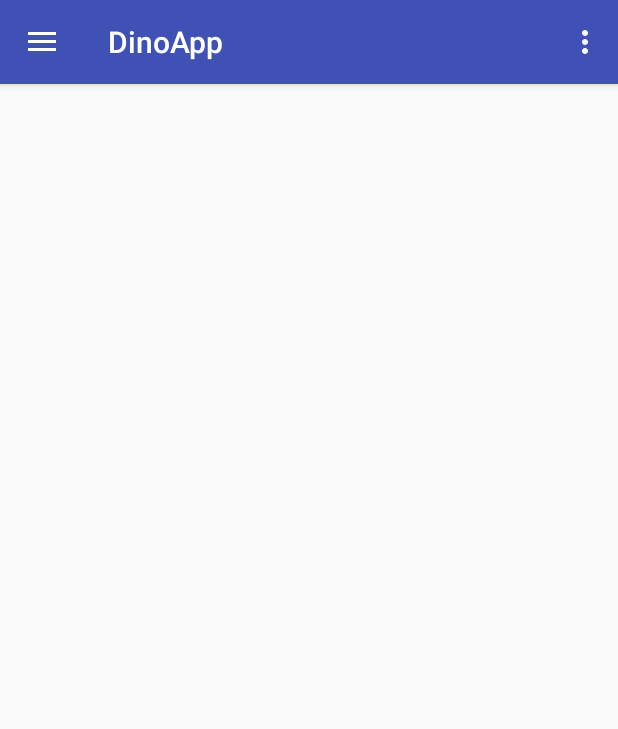
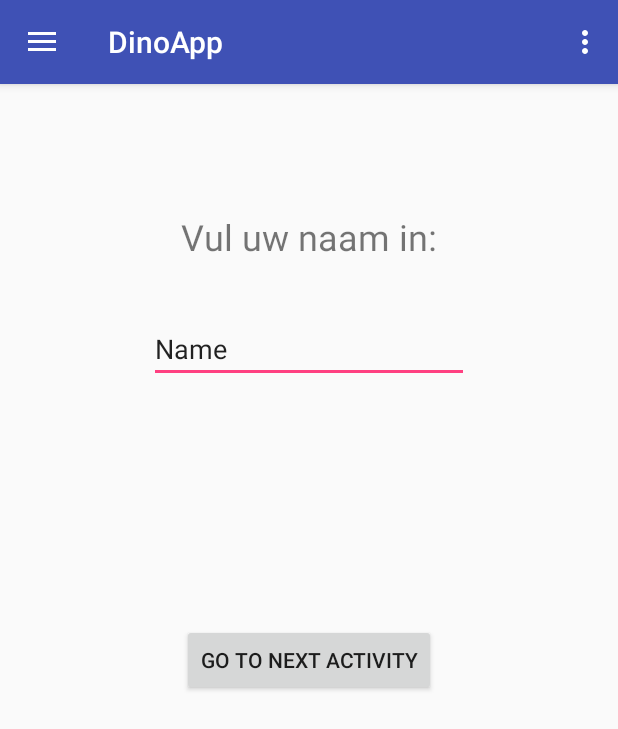
Before and after one commit to Onctaaf/dinos, an Android app: the screen it shows after launch (BurgerActivity), in the side drawer, after a tap on "Instellingen", on a phone screen of 412 x 824 dp. Shown: the top 729 px of the screen. Run offline under Robolectric (Android 15) with nearby library versions, the phone set to English and light mode, and no system bars; libraries missing offline, so code that uses them is left out: com.lorentzos.flingswipe.

Commit message:
de kaasjes

```diff
--- a/app/src/main/AndroidManifest.xml
+++ b/app/src/main/AndroidManifest.xml
@@ -19,7 +19,8 @@
                 <category android:name="android.intent.category.LAUNCHER" />
             </intent-filter>
         </activity>
-        <activity android:name=".BurgerActivity"></activity>
+        <activity android:name=".BurgerActivity" />
+        <activity android:name=".SecondActivity"></activity>
     </application>
 
 </manifest>
--- a/app/src/main/java/com/example/baksteen_13/dinopackopening/ThirdFragment.java
+++ b/app/src/main/java/com/example/baksteen_13/dinopackopening/ThirdFragment.java
@@ -4,6 +4,7 @@ import android.app.Fragment;
 import android.content.Intent;
 import android.os.Bundle;
 import android.support.annotation.Nullable;
+import android.support.design.widget.Snackbar;
 import android.view.LayoutInflater;
 import android.view.View;
 import android.view.ViewGroup;
@@ -16,8 +17,32 @@ public class ThirdFragment extends Fragment{
     @Override
     public View onCreateView(LayoutInflater inflater, @Nullable ViewGroup container, Bundle savedInstanceState) {
         myView = inflater.inflate(R.layout.third_layout, container, false);
+
+        final EditText et = (EditText) myView.findViewById(R.id.userText);
+
+        Button nextButton = (Button) myView.findViewById(R.id.nextButton);
+        nextButton.setOnClickListener(new View.OnClickListener() {
+            @Override
+            public void onClick(View v) {
+                Intent intent = new Intent(getActivity(), SecondActivity.class);
+                intent.putExtra("username", et.getText().toString());
+                Bundle b = new Bundle();
+                b.putInt("key", 1);
+                intent.putExtras(b);
+                startActivity(intent);
+
+                /*Snackbar snackbar = Snackbar
+                        .make(v, "Welcome to AndroidHive", Snackbar.LENGTH_LONG);
+
+                snackbar.show();*/
+            }
+        });
+
         return myView;
 
-    }
+
+    } /*hier stopt de on create*/
+
+
 
 }
--- a/app/src/main/res/layout/third_layout.xml
+++ b/app/src/main/res/layout/third_layout.xml
@@ -4,4 +4,31 @@
     xmlns:tools="http://schemas.android.com/tools">
 
 
+    <Button
+        android:id="@+id/nextButton"
+        android:layout_width="wrap_content"
+        android:layout_height="wrap_content"
+        android:layout_centerInParent="true"
+        android:text="Go to next activity" />
+
+    <TextView
+        android:id="@+id/textView4"
+        android:layout_width="wrap_content"
+        android:layout_height="wrap_content"
+        android:layout_alignParentTop="true"
+        android:layout_centerHorizontal="true"
+        android:layout_marginTop="85dp"
+        android:text="Vul uw naam in:"
+        android:textSize="24sp" />
+
+    <EditText
+        android:id="@+id/userText"
+        android:layout_width="wrap_content"
+        android:layout_height="wrap_content"
+        android:layout_alignParentTop="true"
+        android:layout_centerHorizontal="true"
+        android:layout_marginTop="154dp"
+        android:ems="10"
+        android:inputType="textPersonName"
+        android:text="Name" />
 </RelativeLayout>
```
Also changed, not shown: app/src/main/java/com/example/baksteen_13/dinopackopening/SecondActivity.java (added, +34 -0 lines), app/src/main/res/layout/activity_second.xml (added, +52 -0 lines).
